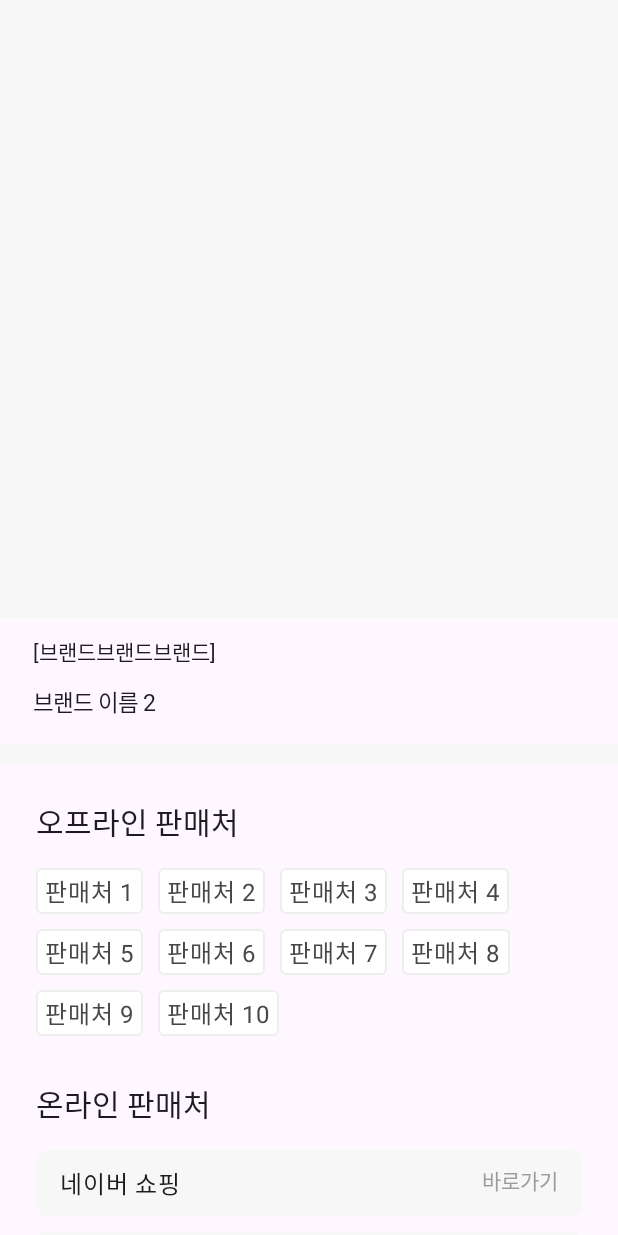
After one commit to zerosome-dev/zerosome-android, an Android app built with Jetpack Compose: the composable ProductDetailScreen shown on its own in the app's theme, on a phone screen of 412 x 824 dp. The commit adds this screen. Run offline under Robolectric (Android 15) with nearby library versions, the phone set to English and light mode, and no system bars; Roboto replaces fonts that are not available here.

Commit message:
💄디테일 화면 UI 개발.

```diff
--- a/design/src/main/java/com/zerosome/design/ui/component/ZSTag.kt
+++ b/design/src/main/java/com/zerosome/design/ui/component/ZSTag.kt
@@ -1,19 +1,48 @@
 package com.zerosome.design.ui.component
 
+import androidx.compose.foundation.BorderStroke
 import androidx.compose.foundation.layout.padding
 import androidx.compose.foundation.shape.RoundedCornerShape
 import androidx.compose.material3.Surface
 import androidx.compose.material3.Text
 import androidx.compose.runtime.Composable
+import androidx.compose.runtime.Stable
+import androidx.compose.runtime.getValue
+import androidx.compose.runtime.rememberUpdatedState
 import androidx.compose.ui.Modifier
+import androidx.compose.ui.graphics.Color
 import androidx.compose.ui.unit.dp
 import com.zerosome.design.ui.theme.ZSColor
 
 @Composable
 fun ZSTag(
-    title: String
+    title: String,
+    type: ZSTagType = ZSTagType.GRAY
 ) {
-    Surface(shape = RoundedCornerShape(4.dp), color = ZSColor.Neutral50) {
-        Text(text = title, color = ZSColor.Neutral700, modifier = Modifier.padding(vertical = 3.dp, horizontal = 6.dp))
+    val backgroundColor by rememberUpdatedState(
+        newValue = when (type) {
+            ZSTagType.GRAY -> ZSColor.Neutral50
+            else -> Color.White
+        }
+    )
+    val textColor by rememberUpdatedState(
+        newValue = when (type) {
+            ZSTagType.GRAY -> ZSColor.Neutral700
+            else -> ZSColor.Neutral600
+        }
+    )
+    val borderStroke by rememberUpdatedState(
+        newValue = when (type) {
+            ZSTagType.OUTLINE -> BorderStroke(1.dp, color = ZSColor.Neutral100)
+            else -> null
+        }
+    )
+    Surface(shape = RoundedCornerShape(4.dp), color = backgroundColor, border = borderStroke) {
+        Text(text = title, color = textColor, modifier = Modifier.padding(vertical = 3.dp, horizontal = 6.dp))
     }
 }
+
+@Stable
+enum class ZSTagType {
+    GRAY, OUTLINE
+}
--- /dev/null
+++ b/feat/main/src/main/java/com/zerosome/main/ProductDetailScreen.kt
@@ -0,0 +1,153 @@
+package com.zerosome.main
+
+import androidx.compose.foundation.Image
+import androidx.compose.foundation.background
+import androidx.compose.foundation.layout.Arrangement
+import androidx.compose.foundation.layout.Column
+import androidx.compose.foundation.layout.ExperimentalLayoutApi
+import androidx.compose.foundation.layout.FlowRow
+import androidx.compose.foundation.layout.PaddingValues
+import androidx.compose.foundation.layout.Row
+import androidx.compose.foundation.layout.Spacer
+import androidx.compose.foundation.layout.aspectRatio
+import androidx.compose.foundation.layout.fillMaxSize
+import androidx.compose.foundation.layout.fillMaxWidth
+import androidx.compose.foundation.layout.height
+import androidx.compose.foundation.layout.padding
+import androidx.compose.foundation.layout.size
+import androidx.compose.foundation.lazy.LazyColumn
+import androidx.compose.foundation.lazy.LazyRow
+import androidx.compose.foundation.shape.RoundedCornerShape
+import androidx.compose.material3.Button
+import androidx.compose.material3.Text
+import androidx.compose.runtime.Composable
+import androidx.compose.ui.Alignment
+import androidx.compose.ui.Modifier
+import androidx.compose.ui.res.painterResource
+import androidx.compose.ui.unit.dp
+import com.zerosome.design.R
+import com.zerosome.design.ui.component.SimpleCardComponent
+import com.zerosome.design.ui.component.ZSChip
+import com.zerosome.design.ui.component.ZSTag
+import com.zerosome.design.ui.component.ZSTagType
+import com.zerosome.design.ui.theme.Body2
+import com.zerosome.design.ui.theme.Caption
+import com.zerosome.design.ui.theme.H1
+import com.zerosome.design.ui.theme.SubTitle1
+import com.zerosome.design.ui.theme.ZSColor
+
+@Composable
+fun ProductDetailScreen(
+    onClickWriteReview: () -> Unit
+) {
+    LazyColumn(modifier = Modifier.fillMaxSize()) {
+        item { ItemDetailComponent() }
+        item { Spacer(modifier = Modifier
+            .fillMaxWidth()
+            .height(12.dp)
+            .background(ZSColor.Neutral50)) }
+        item { SellerComponent() }
+        item { Spacer(modifier = Modifier
+            .fillMaxWidth()
+            .height(12.dp)
+            .background(ZSColor.Neutral50)) }
+        item {
+            SimilarComponent()
+        }
+        item { Button(onClick = onClickWriteReview) {
+            Text(text = "리뷰 작성")
+        } }
+    }
+}
+
+
+@Composable
+fun ItemDetailComponent() {
+    Spacer(
+        modifier = Modifier
+            .fillMaxWidth()
+            .aspectRatio(1f)
+            .background(color = ZSColor.Neutral50)
+    )
+    Column(
+        modifier = Modifier
+            .fillMaxWidth()
+            .padding(horizontal = 22.dp)
+    ) {
+        Spacer(modifier = Modifier.height(12.dp))
+        Text(text = "[브랜드브랜드브랜드]", style = Body2)
+        Spacer(modifier = Modifier.height(12.dp))
+        Text(text = "브랜드 이름 2", style = SubTitle1)
+        Spacer(modifier = Modifier.height(18.dp))
+    }
+}
+
+@OptIn(ExperimentalLayoutApi::class)
+@Composable
+fun SellerComponent() {
+    Column(
+        modifier = Modifier
+            .fillMaxWidth()
+            .padding(24.dp)
+    ) {
+        Text(text = "오프라인 판매처", style = H1)
+        Spacer(modifier = Modifier.height(16.dp))
+        FlowRow(
+            horizontalArrangement = Arrangement.spacedBy(10.dp),
+            verticalArrangement = Arrangement.spacedBy(10.dp)
+        ) {
+            for (i in 1..10) {
+                ZSTag(title = "판매처 $i", type = ZSTagType.OUTLINE)
+            }
+        }
+        Spacer(modifier = Modifier.height(30.dp))
+        Text(text = "온라인 판매처", style = H1)
+        Spacer(modifier = Modifier.height(16.dp))
+        OnlineSellerComponent(sellerName = "네이버 쇼핑")
+        Spacer(modifier = Modifier.height(10.dp))
+        OnlineSellerComponent(sellerName = "쿠팡")
+    }
+}
+
+@Composable
+private fun OnlineSellerComponent(
+    sellerName: String
+) {
+    Row(modifier = Modifier
+        .fillMaxWidth()
+        .background(color = ZSColor.Neutral50, shape = RoundedCornerShape(8.dp))){
+        Text(text = sellerName, modifier = Modifier
+            .padding(vertical = 10.dp)
+            .padding(start = 16.dp))
+        Spacer(modifier = Modifier.weight(1f))
+        Text(text = "바로가기", style = Body2, color = ZSColor.Neutral400, modifier = Modifier
+            .padding(vertical = 10.dp)
+            .padding(end = 16.dp))
+    }
+}
+
+@Composable
+private fun SimilarComponent() {
+    Column(modifier = Modifier.padding(vertical = 30.dp)) {
+        Column(modifier = Modifier.padding(start = 22.dp, end = 18.dp)) {
+            Row(verticalAlignment = Alignment.CenterVertically) {
+                Text(text = "이 상품과 비슷한 상품이에요", style = H1)
+                Spacer(modifier = Modifier.weight(1f))
+                Text(text = "더보기", style = Caption, color = ZSColor.Neutral700)
+                Image(painter = painterResource(id = R.drawable.ic_chevron_right), contentDescription = "more", modifier = Modifier.size(16.dp))
+            }
+        }
+        Spacer(modifier = Modifier.height(12.dp))
+        LazyRow(contentPadding = PaddingValues(horizontal = 20.dp), horizontalArrangement = Arrangement.spacedBy(6.dp)) {
+            items(5) {
+                ZSChip(enable = it == 0, chipText = "$it")
+            }
+        }
+        Spacer(modifier = Modifier.height(20.dp))
+        LazyRow(contentPadding = PaddingValues(start = 22.dp, end = 10.dp), horizontalArrangement = Arrangement.spacedBy(10.dp)) {
+            items(5) {
+                SimpleCardComponent(title = "CARD $it", brandName = "BRAND $it", image = "", onClick = {})
+            }
+        }
+    }
+}
--- a/feat/main/src/main/java/com/zerosome/main/category/CategoryDetailScreen.kt
+++ b/feat/main/src/main/java/com/zerosome/main/category/CategoryDetailScreen.kt
@@ -55,7 +55,7 @@ fun CategoryDetailScreen(onBackPressed: () -> Unit) {
         }
         LazyVerticalGrid(columns = GridCells.Fixed(2), contentPadding = PaddingValues(horizontal = 22.dp, vertical = 10.dp), horizontalArrangement = Arrangement.spacedBy(10.dp), verticalArrangement = Arrangement.spacedBy(20.dp) ) {
             items(40) {
-                SimpleCardComponent(title = "아이템 $it", brandName = "브랜드 $it", image = "", modifier = Modifier.fillMaxWidth())
+                SimpleCardComponent(title = "아이템 $it", brandName = "브랜드 $it", image = "", modifier = Modifier.fillMaxWidth(), onClick = {})
             }
         }
     }
--- a/feat/main/src/main/java/com/zerosome/main/CategorySelectionScreen.kt
+++ b/feat/main/src/main/java/com/zerosome/main/category/CategorySelectionScreen.kt
@@ -1,4 +1,4 @@
-package com.zerosome.main
+package com.zerosome.main.category
 
 import androidx.compose.foundation.background
 import androidx.compose.foundation.clickable
```
Also changed, not shown: design/src/main/java/com/zerosome/design/ui/component/SimpleCardComponent.kt (+10 -2 lines), feat/main/src/main/java/com/zerosome/main/HomeScreen.kt (+9 -7 lines), feat/main/src/main/java/com/zerosome/main/MainScreen.kt (+5 -2 lines).
